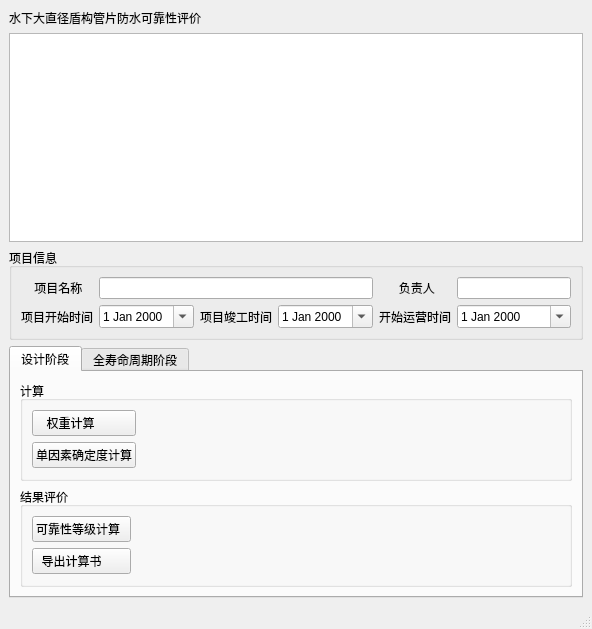
First picture: the form in Main_window.ui, repository YaoWenW/Gui_engineer, before the edit.
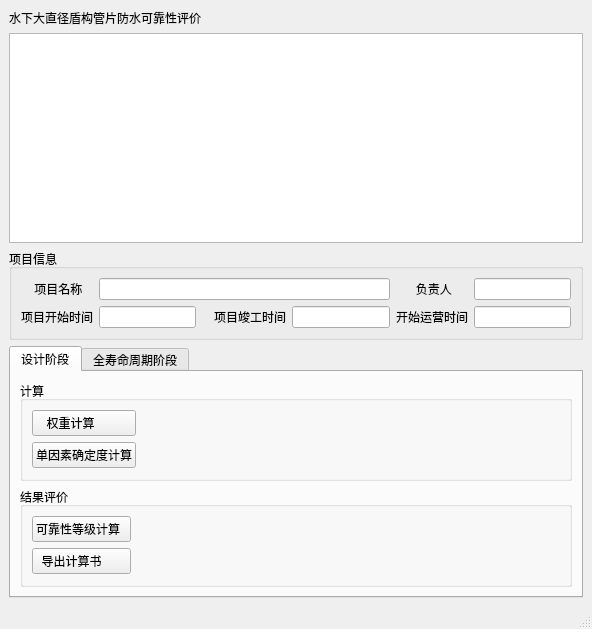
Second picture: the form after the edit. Icons and pictures are not drawn.

Commit message: 细节优化3

Patch:
```diff
--- a/Main_window.ui
+++ b/Main_window.ui
@@ -44,6 +44,26 @@
        <string>项目信息</string>
       </property>
       <layout class="QGridLayout" name="gridLayout">
+       <item row="0" column="7">
+        <widget class="QLabel" name="label_7">
+         <property name="text">
+          <string>      负责人</string>
+         </property>
+        </widget>
+       </item>
+       <item row="0" column="1" colspan="5">
+        <widget class="QLineEdit" name="lineEdit_project"/>
+       </item>
+       <item row="1" column="8">
+        <widget class="QLineEdit" name="lineEdit_3"/>
+       </item>
+       <item row="1" column="4">
+        <widget class="QLabel" name="label_3">
+         <property name="text">
+          <string>项目竣工时间</string>
+         </property>
+        </widget>
+       </item>
        <item row="0" column="0">
         <widget class="QLabel" name="label">
          <property name="text">
@@ -51,51 +71,16 @@
          </property>
         </widget>
        </item>
-       <item row="1" column="6">
+       <item row="0" column="8">
+        <widget class="QLineEdit" name="lineEdit_name"/>
+       </item>
+       <item row="1" column="7">
         <widget class="QLabel" name="label_4">
          <property name="text">
           <string>开始运营时间</string>
          </property>
         </widget>
        </item>
-       <item row="1" column="3">
-        <widget class="QDateEdit" name="dateEdit_start">
-         <property name="calendarPopup">
-          <bool>true</bool>
-         </property>
-        </widget>
-       </item>
-       <item row="1" column="5">
-        <widget class="QDateEdit" name="dateEdit_end">
-         <property name="calendarPopup">
-          <bool>true</bool>
-         </property>
-        </widget>
-       </item>
-       <item row="1" column="4">
-        <widget class="QLabel" name="label_3">
-         <property name="text">
-          <string>项目竣工时间</string>
-         </property>
-        </widget>
-       </item>
-       <item row="1" column="7">
-        <widget class="QDateEdit" name="dateEdit_run">
-         <property name="calendarPopup">
-          <bool>true</bool>
-         </property>
-         <property name="timeSpec">
-          <enum>Qt::LocalTime</enum>
-         </property>
-         <property name="date">
-          <date>
-           <year>2000</year>
-           <month>1</month>
-           <day>1</day>
-          </date>
-         </property>
-        </widget>
-       </item>
        <item row="1" column="0">
         <widget class="QLabel" name="label_2">
          <property name="text">
@@ -103,18 +88,11 @@
          </property>
         </widget>
        </item>
-       <item row="0" column="6">
-        <widget class="QLabel" name="label_7">
-         <property name="text">
-          <string>      负责人</string>
-         </property>
-        </widget>
+       <item row="1" column="1">
+        <widget class="QLineEdit" name="lineEdit"/>
        </item>
-       <item row="0" column="7">
-        <widget class="QLineEdit" name="lineEdit_name"/>
-       </item>
-       <item row="0" column="3" colspan="3">
-        <widget class="QLineEdit" name="lineEdit_project"/>
+       <item row="1" column="5">
+        <widget class="QLineEdit" name="lineEdit_2"/>
        </item>
       </layout>
      </widget>
```
Left out of the diff: 2 changed lines with no effect on the pictures. The commit also changes 2 other files.
